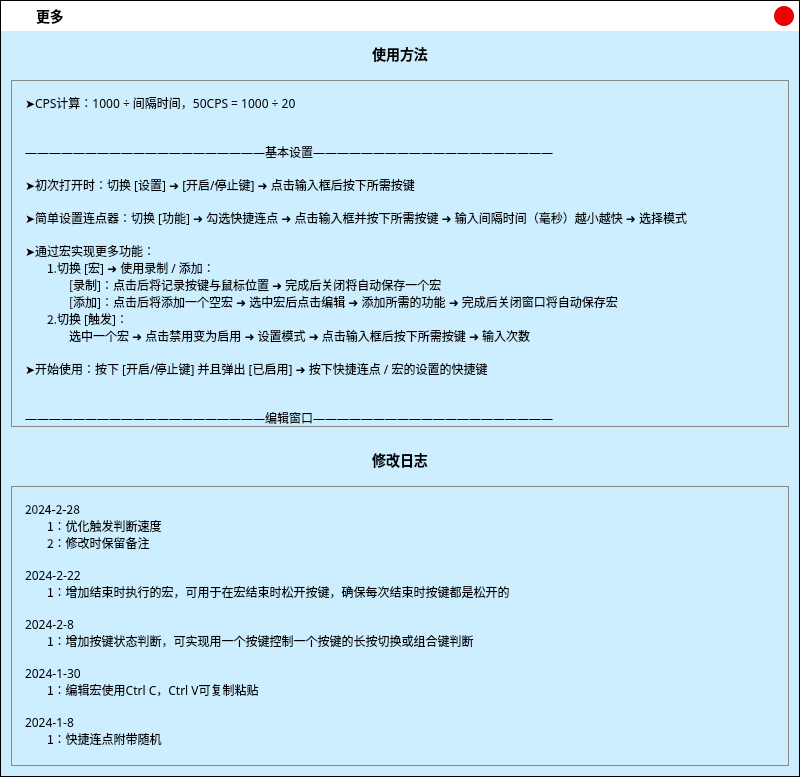
Old version of the form .ui/MoreUi.ui in the repository ChiyukiGana/Quickinput.
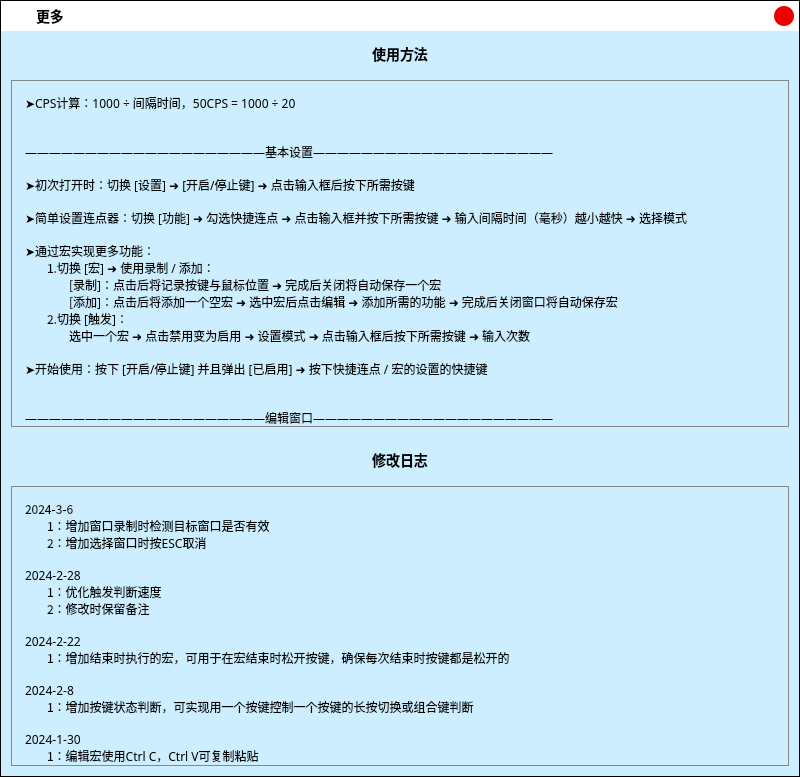
New version of the form. Icons and pictures are not drawn.

What changed in the file:
```diff
--- a/.ui/MoreUi.ui
+++ b/.ui/MoreUi.ui
@@ -458,7 +458,7 @@
            <x>0</x>
            <y>0</y>
            <width>776</width>
-           <height>3062</height>
+           <height>3130</height>
           </rect>
          </property>
          <property name="styleSheet">
@@ -500,7 +500,11 @@
              <string notr="true">font-size:12px;</string>
             </property>
             <property name="text">
-             <string>2024-2-28
+             <string>2024-3-6
+ㅤㅤ1：增加窗口录制时检测目标窗口是否有效
+ㅤㅤ2：增加选择窗口时按ESC取消
+
+2024-2-28
 ㅤㅤ1：优化触发判断速度
 ㅤㅤ2：修改时保留备注
 
```
